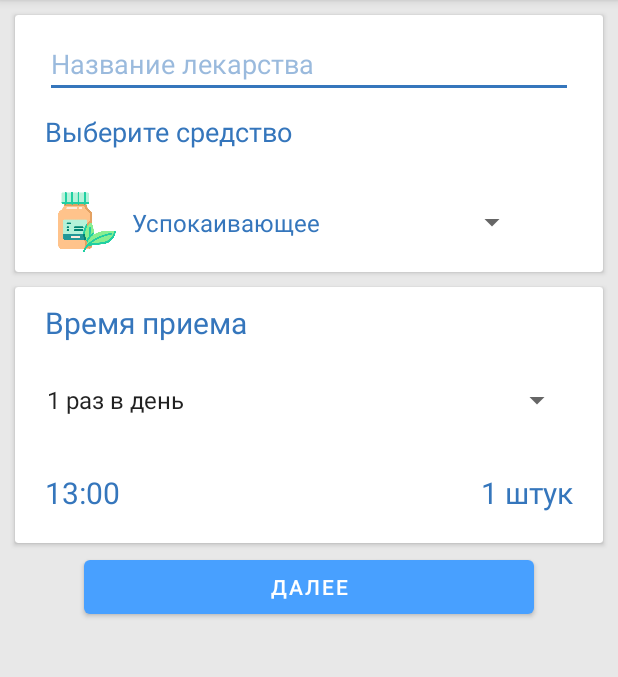
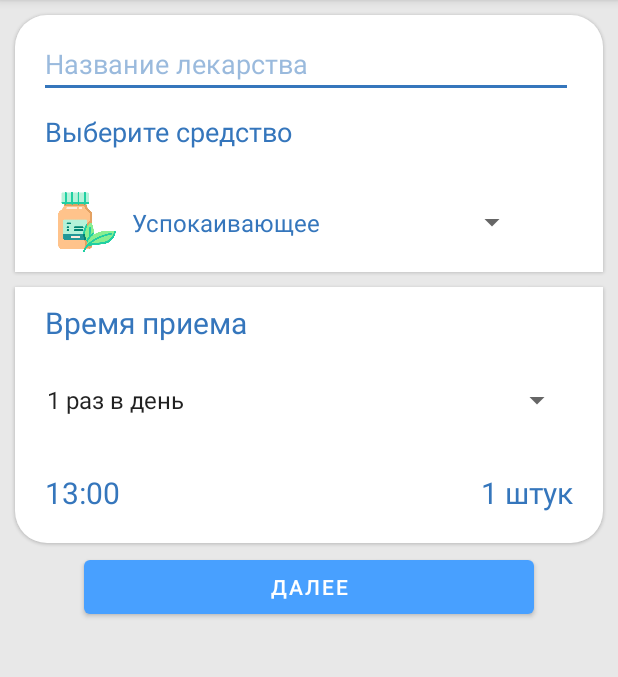
Before and after one commit to zheniaregbl/YourCure, an Android app: the EditorActivity screen opened directly, with no data from a screen before it, after a tap on "ДАЛЕЕ", on a phone screen of 412 x 824 dp, the part 84-761 px from its top. Run offline under Robolectric (Android 15) with nearby library versions, the phone set to English and light mode, and no system bars.

Commit message:
Fixed screen EditActivity

```diff
--- a/app/src/main/java/com/example/projectdraft1/EditorActivity.kt
+++ b/app/src/main/java/com/example/projectdraft1/EditorActivity.kt
@@ -2,14 +2,12 @@ package com.example.projectdraft1
 
 import android.annotation.SuppressLint
 import android.app.DatePickerDialog
-import android.content.Intent
 import android.icu.text.SimpleDateFormat
 import android.icu.util.Calendar
 import androidx.appcompat.app.AppCompatActivity
 import android.os.Bundle
 import android.transition.AutoTransition
 import android.transition.TransitionManager
-import android.util.Log
 import android.view.View
 import android.widget.AdapterView
 import android.widget.ArrayAdapter
@@ -18,6 +16,7 @@ import android.widget.TextView
 import androidx.core.view.get
 import com.example.projectdraft1.databinding.ActivityEditorBinding
 import com.example.projectdraft1.db.DBManager
+import com.google.android.material.shape.CornerFamily
 import kotlinx.android.synthetic.main.activity_editor.*
 import org.json.JSONArray
 import org.json.JSONObject
@@ -85,6 +84,14 @@ class EditorActivity : AppCompatActivity() {
 
     @SuppressLint("SimpleDateFormat")
     private fun initElements() = with(binding){
+        cardStart.shapeAppearanceModel = cardStart.shapeAppearanceModel
+            .toBuilder()
+            .setTopLeftCorner(CornerFamily.ROUNDED, 32f)
+            .setTopRightCorner(CornerFamily.ROUNDED, 32f)
+            .setBottomLeftCorner(CornerFamily.ROUNDED, 32f)
+            .setBottomRightCorner(CornerFamily.ROUNDED, 32f)
+            .build()
+
         listLineTime = arrayOf(
             linTime1,
             linTime2,
@@ -120,6 +127,21 @@ class EditorActivity : AppCompatActivity() {
             TransitionManager.beginDelayedTransition(scrollView2, AutoTransition())
             layoutChooseTime.visibility = View.VISIBLE
             btAddEditTime.visibility = View.VISIBLE
+            cardStart.shapeAppearanceModel = cardStart.shapeAppearanceModel
+                .toBuilder()
+                .setTopLeftCorner(CornerFamily.ROUNDED, 32f)
+                .setTopRightCorner(CornerFamily.ROUNDED, 32f)
+                .setBottomLeftCorner(CornerFamily.ROUNDED, 0f)
+                .setBottomRightCorner(CornerFamily.ROUNDED, 0f)
+                .build()
+
+            cardTime.shapeAppearanceModel = cardStart.shapeAppearanceModel
+                .toBuilder()
+                .setTopLeftCorner(CornerFamily.ROUNDED, 0f)
+                .setTopRightCorner(CornerFamily.ROUNDED, 0f)
+                .setBottomLeftCorner(CornerFamily.ROUNDED, 32f)
+                .setBottomRightCorner(CornerFamily.ROUNDED, 32f)
+                .build()
         }
 
         btAddEditTime.setOnClickListener {
@@ -128,7 +150,29 @@ class EditorActivity : AppCompatActivity() {
             layoutSchedule.visibility = View.VISIBLE
             btAddEditDone.visibility = View.VISIBLE
 
-            formationDose(listLineTime)
+            cardStart.shapeAppearanceModel = cardStart.shapeAppearanceModel
+                .toBuilder()
+                .setTopLeftCorner(CornerFamily.ROUNDED, 32f)
+                .setTopRightCorner(CornerFamily.ROUNDED, 32f)
+                .setBottomLeftCorner(CornerFamily.ROUNDED, 0f)
+                .setBottomRightCorner(CornerFamily.ROUNDED, 0f)
+                .build()
+
+            cardTime.shapeAppearanceModel = cardStart.shapeAppearanceModel
+                .toBuilder()
+                .setTopLeftCorner(CornerFamily.ROUNDED, 0f)
+                .setTopRightCorner(CornerFamily.ROUNDED, 0f)
+                .setBottomLeftCorner(CornerFamily.ROUNDED, 0f)
+                .setBottomRightCorner(CornerFamily.ROUNDED, 0f)
+                .build()
+
+            cardDays.shapeAppearanceModel = cardStart.shapeAppearanceModel
+                .toBuilder()
+                .setTopLeftCorner(CornerFamily.ROUNDED, 0f)
+                .setTopRightCorner(CornerFamily.ROUNDED, 0f)
+                .setBottomLeftCorner(CornerFamily.ROUNDED, 32f)
+                .setBottomRightCorner(CornerFamily.ROUNDED, 32f)
+                .build()
         }
 
         tvDatePicker.text = SimpleDateFormat("yyyy-MM-dd").format(System.currentTimeMillis())
--- a/app/src/main/res/layout/activity_editor.xml
+++ b/app/src/main/res/layout/activity_editor.xml
@@ -21,7 +21,7 @@
             android:layout_height="wrap_content"
             android:orientation="vertical">
 
-            <androidx.cardview.widget.CardView
+            <com.google.android.material.card.MaterialCardView
                 android:id="@+id/cardStart"
                 android:layout_width="match_parent"
                 android:layout_height="wrap_content"
@@ -38,7 +38,7 @@
                         android:id="@+id/edEdit"
                         android:layout_width="match_parent"
                         android:layout_height="wrap_content"
-                        android:layout_marginStart="20dp"
+                        android:layout_marginStart="16dp"
                         android:layout_marginTop="10dp"
                         android:layout_marginEnd="20dp"
                         android:backgroundTint="@color/blue_grey"
@@ -81,9 +81,9 @@
                         android:layout_marginBottom="10dp"
                         android:text="Далее" />
                 </LinearLayout>
-            </androidx.cardview.widget.CardView>
+            </com.google.android.material.card.MaterialCardView>
 
-            <androidx.cardview.widget.CardView
+            <com.google.android.material.card.MaterialCardView
                 android:id="@+id/cardTime"
                 android:layout_width="match_parent"
                 android:layout_height="wrap_content"
@@ -315,7 +315,7 @@
                     </LinearLayout>
                 </LinearLayout>
 
-            </androidx.cardview.widget.CardView>
+            </com.google.android.material.card.MaterialCardView>
 
             <Button
                 android:id="@+id/btAddEditTime"
@@ -327,7 +327,7 @@
                 android:visibility="gone"
                 tools:visibility="visible" />
 
-            <androidx.cardview.widget.CardView
+            <com.google.android.material.card.MaterialCardView
                 android:id="@+id/cardDays"
                 android:layout_width="match_parent"
                 android:layout_height="match_parent"
@@ -481,6 +481,7 @@
                             android:id="@+id/rbCurrentDay"
                             android:layout_width="match_parent"
                             android:layout_height="wrap_content"
+                            android:layout_marginBottom="10dp"
                             android:buttonTint="@color/blue_grey"
                             android:text="По определенным дням"
                             android:textSize="16sp" />
@@ -501,7 +502,7 @@
 
                 </LinearLayout>
 
-            </androidx.cardview.widget.CardView>
+            </com.google.android.material.card.MaterialCardView>
 
             <Button
                 android:id="@+id/btAddEditDone"
```
